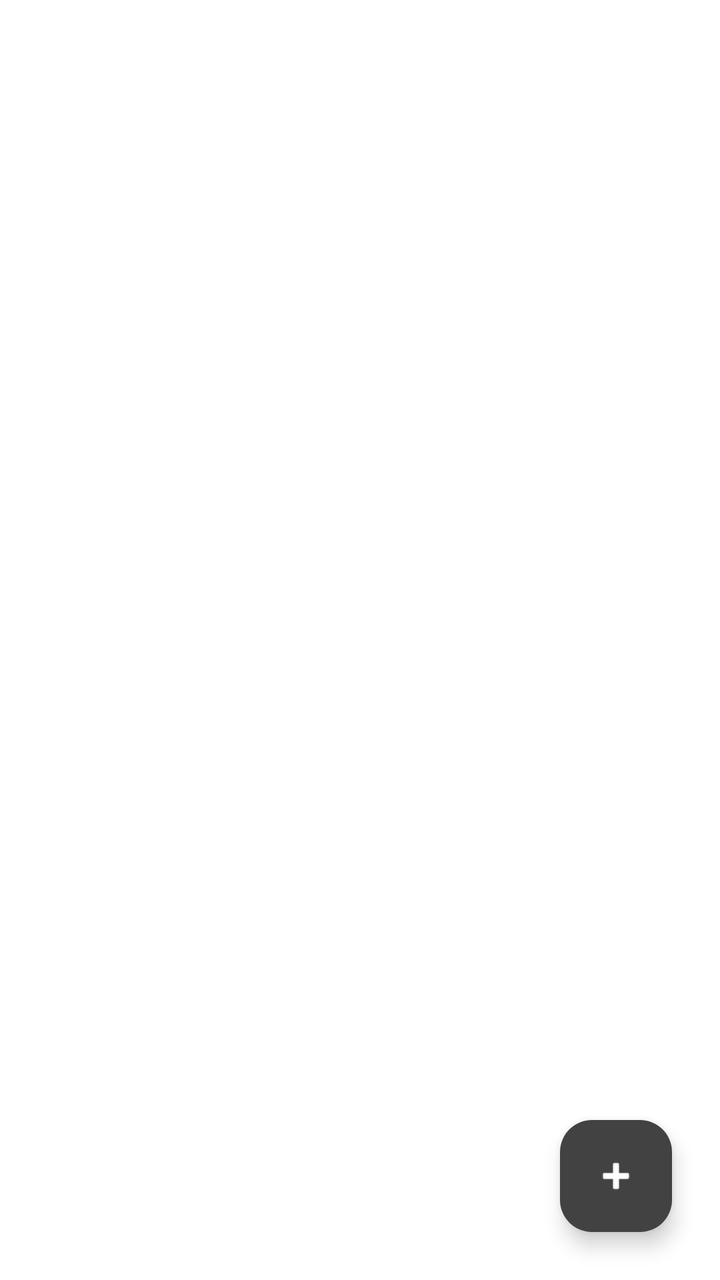
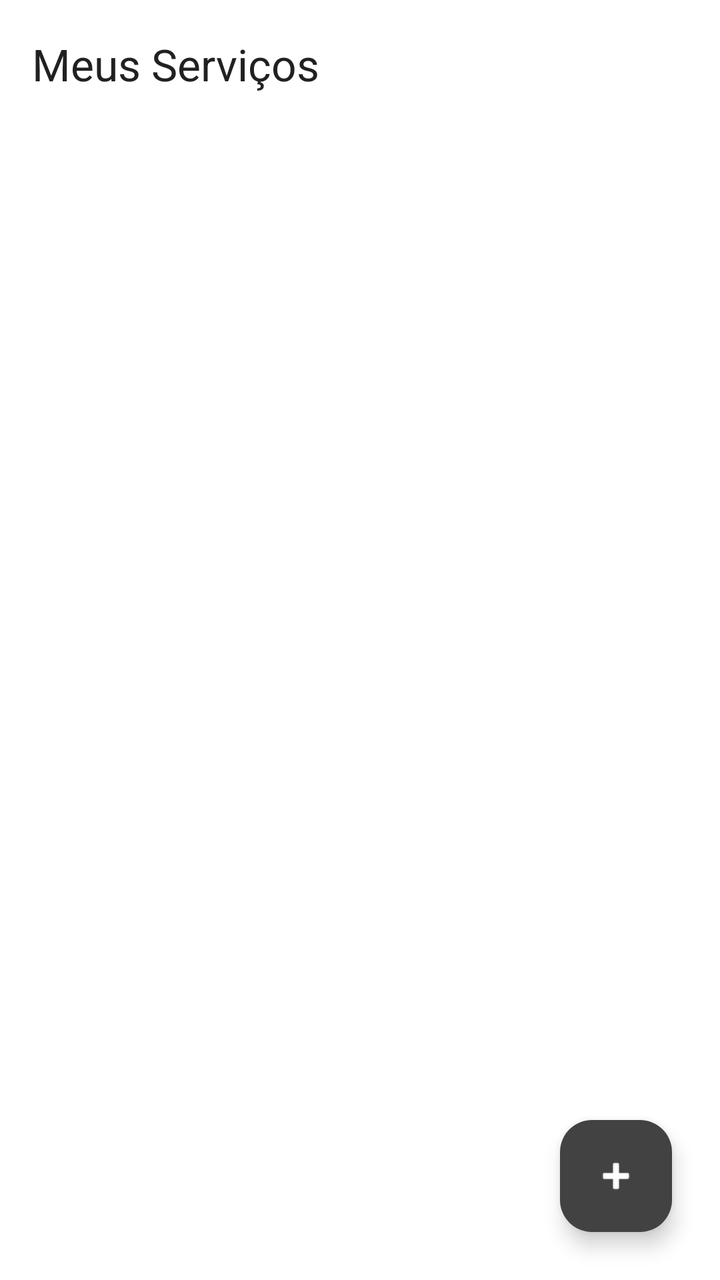

Two renders of the same Android screen: before a commit and after it. Below are the layout's source before the change and the commit's diff.
<!-- AndroidManifest.xml: application theme Theme.Servicos -->
<!-- res/layout/activity_main.xml -->
<?xml version="1.0" encoding="utf-8"?>
<androidx.coordinatorlayout.widget.CoordinatorLayout xmlns:android="http://schemas.android.com/apk/res/android"
    xmlns:app="http://schemas.android.com/apk/res-auto"
    xmlns:tools="http://schemas.android.com/tools"
    android:id="@+id/main"
    android:layout_width="match_parent"
    android:layout_height="match_parent"
    android:background="?attr/android:windowBackground"
    tools:context=".MainActivity">

    
    <androidx.recyclerview.widget.RecyclerView
        android:id="@+id/rvTasks"
        android:layout_width="match_parent"
        android:layout_height="match_parent"
        android:clipToPadding="false"
        android:padding="8dp"
        app:layoutManager="androidx.recyclerview.widget.GridLayoutManager"
        app:spanCount="2"
        tools:itemCount="0" />

    
    <com.google.android.material.floatingactionbutton.FloatingActionButton
        android:id="@+id/fabAdd"
        android:layout_width="wrap_content"
        android:layout_height="wrap_content"
        android:layout_gravity="bottom|end"
        android:layout_margin="24dp"
        android:contentDescription="Adicionar novo"
        app:backgroundTint="?attr/colorPrimary"
        app:tint="?attr/colorOnPrimary"
        app:srcCompat="@android:drawable/ic_input_add" />

</androidx.coordinatorlayout.widget.CoordinatorLayout>
<!-- resources referenced by this layout -->
<resources>
  <style name="Theme.Servicos" parent="Base.Theme.Servicos" />
  <style name="Base.Theme.Servicos" parent="Theme.Material3.DayNight.NoActionBar">
          
          <item name="colorPrimary">@color/gray_800</item>
          <item name="colorOnPrimary">@color/white</item>
          <item name="colorPrimaryContainer">@color/gray_200</item>
          <item name="colorOnPrimaryContainer">@color/gray_900</item>
  
          
          <item name="colorSecondary">@color/gray_600</item>
          <item name="colorOnSecondary">@color/white</item>
  
          
          <item name="android:windowBackground">@color/white</item>
          <item name="colorSurface">@color/white</item>
          <item name="colorOnSurface">@color/gray_900</item>
          <item name="colorSurfaceVariant">@color/gray_100</item>
          <item name="colorOnSurfaceVariant">@color/gray_700</item>
  
          
          <item name="colorOutline">@color/gray_300</item>
      </style>
  <color name="gray_800">#424242</color>
  <color name="white">#FFFFFFFF</color>
  <color name="gray_200">#EEEEEE</color>
  <color name="gray_900">#212121</color>
  <color name="gray_600">#757575</color>
  <color name="gray_100">#F5F5F5</color>
  <color name="gray_700">#616161</color>
  <color name="gray_300">#E0E0E0</color>
</resources>

<!-- the commit's change to res/layout/activity_main.xml (unified diff, before → after) -->
@@ -8,25 +8,37 @@
     android:background="?attr/android:windowBackground"
     tools:context=".MainActivity">
 
-    
+    <com.google.android.material.appbar.AppBarLayout
+        android:layout_width="match_parent"
+        android:layout_height="wrap_content"
+        android:background="?attr/colorSurface">
+
+        <androidx.appcompat.widget.Toolbar
+            android:id="@+id/toolbar"
+            android:layout_width="match_parent"
+            android:layout_height="?attr/actionBarSize"
+            app:title="Meus Serviços"
+            app:titleTextColor="?attr/colorOnSurface" />
+
+    </com.google.android.material.appbar.AppBarLayout>
+
     <androidx.recyclerview.widget.RecyclerView
         android:id="@+id/rvTasks"
         android:layout_width="match_parent"
         android:layout_height="match_parent"
         android:clipToPadding="false"
-        android:padding="8dp"
-        app:layoutManager="androidx.recyclerview.widget.GridLayoutManager"
-        app:spanCount="2"
-        tools:itemCount="0" />
+        android:paddingVertical="8dp"
+        app:layout_behavior="@string/appbar_scrolling_view_behavior"
+        app:layoutManager="androidx.recyclerview.widget.LinearLayoutManager"
+        tools:itemCount="3" />
 
-    
     <com.google.android.material.floatingactionbutton.FloatingActionButton
         android:id="@+id/fabAdd"
         android:layout_width="wrap_content"
         android:layout_height="wrap_content"
         android:layout_gravity="bottom|end"
         android:layout_margin="24dp"
-        android:contentDescription="Adicionar novo"
+        android:contentDescription="Adicionar serviço"
         app:backgroundTint="?attr/colorPrimary"
         app:tint="?attr/colorOnPrimary"
         app:srcCompat="@android:drawable/ic_input_add" />
